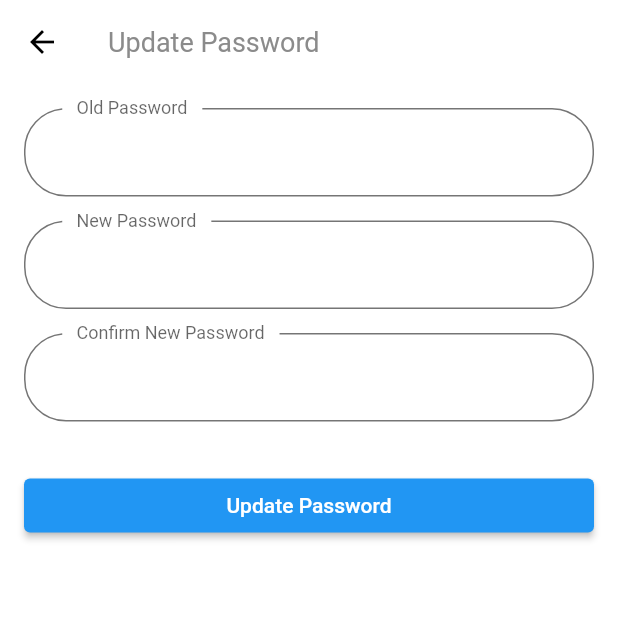
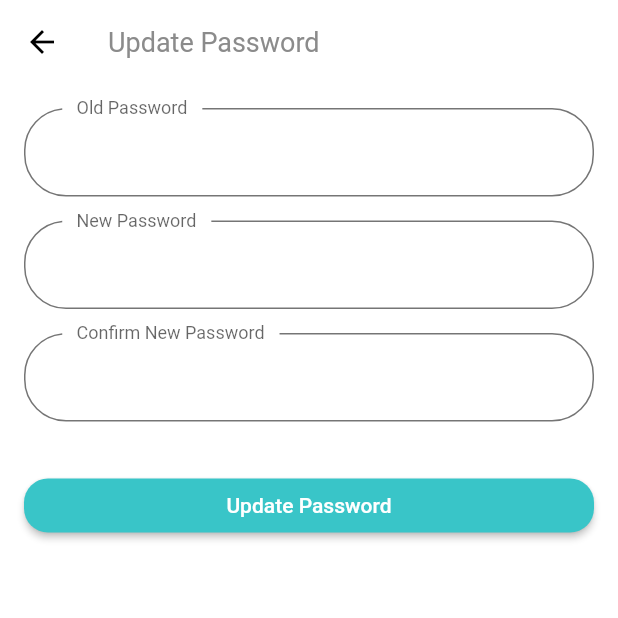
Before and after one commit to vannghia234/Ecommerce_App_withFlutter, a Flutter app: the UpdatePasswordScreen screen opened by its route, on a phone screen of 412 x 824 dp, the top half of it. Run offline on Flutter 3.47's test engine with Material 2 defaults, Android fonts, the phone set to English and light mode, and no system bars; our stand-ins replace cached_network_image, device_preview, expandable_text, flashy_tab_bar2, flutter_rating_bar, flutter_svg and 6 more; accounts and stored records are empty; network calls fail.

Commit message:
fix pass change

```diff
--- a/lib/screens/change-password-screen/change-password-screen.dart
+++ b/lib/screens/change-password-screen/change-password-screen.dart
@@ -1,3 +1,4 @@
+import 'package:ecommerce_app/configs/constant.dart';
 import 'package:ecommerce_app/controller/login_account_info_controller.dart';
 import 'package:ecommerce_app/screens/splash/splash_screen.dart';
 import 'package:flutter/material.dart';
@@ -70,9 +71,8 @@ class UpdatePasswordScreen extends StatelessWidget {
               TextFormField(
                 controller: _confirmPasswordController,
                 obscureText: true,
-                decoration: const InputDecoration(
-                  labelText: 'Confirm New Password',
-                ),
+                decoration:
+                    const InputDecoration(labelText: 'Confirm New Password'),
                 validator: (value) {
                   if (value != _newPasswordController.text) {
                     return 'Passwords do not match';
@@ -82,6 +82,11 @@ class UpdatePasswordScreen extends StatelessWidget {
               ),
               const SizedBox(height: 32.0),
               ElevatedButton(
+                style: ElevatedButton.styleFrom(
+                  shape: RoundedRectangleBorder(
+                      borderRadius: BorderRadius.circular(16)),
+                  backgroundColor: kPrimaryColor,
+                ),
                 onPressed: () async => {
                   await userController.changePassword(infoController.user!.id!,
                       _oldPasswordController.text, _newPasswordController.text),
```
